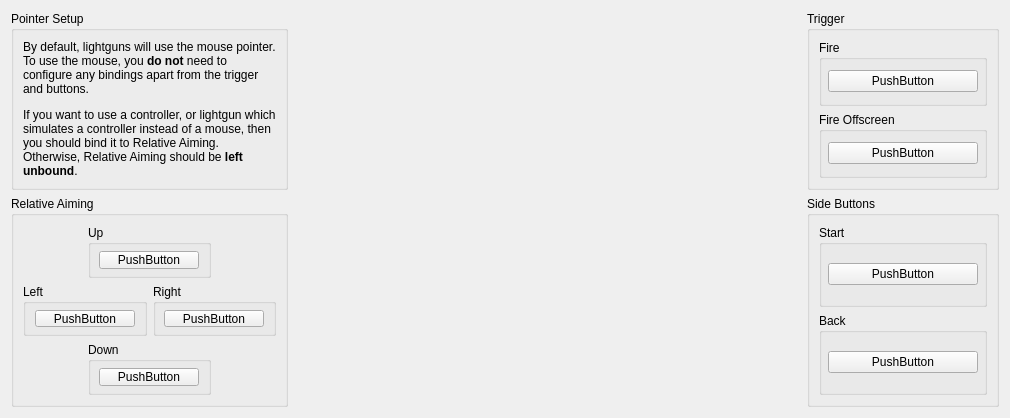
Before: the Qt Designer form src/duckstation-qt/controllerbindingwidget_justifier.ui in kofxi3584karlayang/duckstation, drawn with Qt 5.
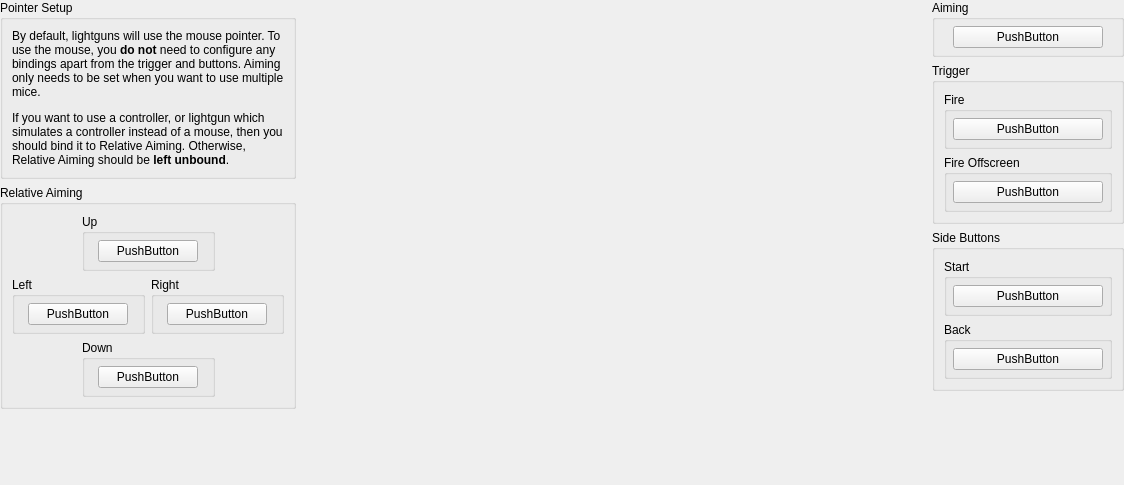
After: the same form once the commit is applied. Icons and pictures are not drawn. Custom widgets are drawn as their Qt base class.

Commit message:
InputManager: Support multiple mice via raw input
Only on Windows for now.

```diff
--- a/src/duckstation-qt/controllerbindingwidget_justifier.ui
+++ b/src/duckstation-qt/controllerbindingwidget_justifier.ui
@@ -6,8 +6,8 @@
    <rect>
     <x>0</x>
     <y>0</y>
-    <width>1010</width>
-    <height>418</height>
+    <width>1124</width>
+    <height>485</height>
    </rect>
   </property>
   <property name="sizePolicy">
@@ -22,204 +22,49 @@
     <height>400</height>
    </size>
   </property>
-  <layout class="QGridLayout" name="gridLayout_2">
-   <item row="0" column="2">
-    <widget class="QGroupBox" name="groupBox">
-     <property name="title">
-      <string>Trigger</string>
-     </property>
-     <layout class="QGridLayout" name="gridLayout_5">
-      <item row="2" column="0" colspan="2">
-       <widget class="QGroupBox" name="groupBox_5">
-        <property name="title">
-         <string>Fire Offscreen</string>
-        </property>
-        <layout class="QGridLayout" name="gridLayout_4">
+  <layout class="QGridLayout" name="gridLayout_3">
          <property name="leftMargin">
-          <number>6</number>
+    <number>0</number>
          </property>
          <property name="topMargin">
-          <number>6</number>
+    <number>0</number>
          </property>
          <property name="rightMargin">
-          <number>6</number>
+    <number>0</number>
          </property>
          <property name="bottomMargin">
-          <number>6</number>
+    <number>0</number>
          </property>
          <item row="0" column="0">
-          <widget class="InputBindingWidget" name="ShootOffscreen">
-           <property name="minimumSize">
-            <size>
-             <width>150</width>
-             <height>0</height>
-            </size>
-           </property>
-           <property name="maximumSize">
-            <size>
-             <width>150</width>
-             <height>16777215</height>
-            </size>
-           </property>
-           <property name="text">
-            <string>PushButton</string>
-           </property>
-          </widget>
-         </item>
-        </layout>
-       </widget>
-      </item>
-      <item row="0" column="0" colspan="2">
-       <widget class="QGroupBox" name="groupBox_2">
+    <layout class="QVBoxLayout" name="verticalLayout_5">
+     <item>
+      <widget class="QGroupBox" name="groupBox_18">
         <property name="title">
-         <string>Fire</string>
-        </property>
-        <layout class="QGridLayout" name="gridLayout">
-         <property name="leftMargin">
-          <number>6</number>
-         </property>
-         <property name="topMargin">
-          <number>6</number>
-         </property>
-         <property name="rightMargin">
-          <number>6</number>
-         </property>
-         <property name="bottomMargin">
-          <number>6</number>
-         </property>
-         <item row="0" column="0">
-          <widget class="InputBindingWidget" name="Trigger">
-           <property name="minimumSize">
-            <size>
-             <width>150</width>
-             <height>0</height>
-            </size>
-           </property>
-           <property name="maximumSize">
-            <size>
-             <width>150</width>
-             <height>16777215</height>
-            </size>
-           </property>
+        <string>Pointer Setup</string>
+       </property>
+       <layout class="QVBoxLayout" name="verticalLayout_6">
+        <item>
+         <widget class="QLabel" name="label_4">
            <property name="text">
-            <string>PushButton</string>
-           </property>
-          </widget>
-         </item>
-        </layout>
-       </widget>
-      </item>
-     </layout>
-    </widget>
-   </item>
-   <item row="2" column="0" colspan="3">
-    <spacer name="verticalSpacer">
-     <property name="orientation">
-      <enum>Qt::Orientation::Vertical</enum>
-     </property>
-     <property name="sizeHint" stdset="0">
-      <size>
-       <width>20</width>
-       <height>40</height>
-      </size>
-     </property>
-    </spacer>
-   </item>
-   <item row="1" column="2">
-    <widget class="QGroupBox" name="groupBox_16">
-     <property name="title">
-      <string>Side Buttons</string>
-     </property>
-     <layout class="QGridLayout" name="gridLayout_16">
-      <item row="2" column="0" colspan="2">
-       <widget class="QGroupBox" name="groupBox_17">
-        <property name="title">
-         <string>Back</string>
-        </property>
-        <layout class="QGridLayout" name="gridLayout_17">
-         <property name="leftMargin">
-          <number>6</number>
-         </property>
-         <property name="topMargin">
-          <number>6</number>
-         </property>
-         <property name="rightMargin">
-          <number>6</number>
-         </property>
-         <property name="bottomMargin">
-          <number>6</number>
-         </property>
-         <item row="0" column="0">
-          <widget class="InputBindingWidget" name="Back">
-           <property name="minimumSize">
-            <size>
-             <width>150</width>
-             <height>0</height>
-            </size>
-           </property>
-           <property name="maximumSize">
-            <size>
-             <width>150</width>
-             <height>16777215</height>
-            </size>
-           </property>
-           <property name="text">
-            <string>PushButton</string>
-           </property>
+           <string>&lt;html&gt;&lt;head/&gt;&lt;body&gt;&lt;p&gt;By default, lightguns will use the mouse pointer. To use the mouse, you &lt;span style=&quot; font-weight:700;&quot;&gt;do not&lt;/span&gt; need to configure any bindings apart from the trigger and buttons. Aiming only needs to be set when you want to use multiple mice.&lt;/p&gt;&lt;p&gt;If you want to use a controller, or lightgun which simulates a controller instead of a mouse, then you should bind it to Relative Aiming. Otherwise, Relative Aiming should be &lt;span style=&quot; font-weight:700;&quot;&gt;left unbound&lt;/span&gt;.&lt;/p&gt;&lt;/body&gt;&lt;/html&gt;</string>
+          </property>
+          <property name="alignment">
+           <set>Qt::AlignmentFlag::AlignLeading|Qt::AlignmentFlag::AlignLeft|Qt::AlignmentFlag::AlignTop</set>
+          </property>
+          <property name="wordWrap">
+           <bool>true</bool>
+          </property>
           </widget>
          </item>
         </layout>
        </widget>
       </item>
-      <item row="0" column="0" colspan="2">
-       <widget class="QGroupBox" name="groupBox_19">
-        <property name="title">
-         <string>Start</string>
-        </property>
-        <layout class="QGridLayout" name="gridLayout_19">
-         <property name="leftMargin">
-          <number>6</number>
-         </property>
-         <property name="topMargin">
-          <number>6</number>
-         </property>
-         <property name="rightMargin">
-          <number>6</number>
-         </property>
-         <property name="bottomMargin">
-          <number>6</number>
-         </property>
-         <item row="0" column="0">
-          <widget class="InputBindingWidget" name="Start">
-           <property name="minimumSize">
-            <size>
-             <width>150</width>
-             <height>0</height>
-            </size>
-           </property>
-           <property name="maximumSize">
-            <size>
-             <width>150</width>
-             <height>16777215</height>
-            </size>
-           </property>
-           <property name="text">
-            <string>PushButton</string>
-           </property>
-          </widget>
-         </item>
-        </layout>
-       </widget>
-      </item>
-     </layout>
-    </widget>
-   </item>
-   <item row="1" column="0">
-    <widget class="QGroupBox" name="groupBox_10">
+     <item>
+      <widget class="QGroupBox" name="groupBox_20">
      <property name="title">
       <string extracomment="Try to use Sony's official terminology for this. A good place to start would be in the console or the DualShock 2's manual. If this element was officially translated to your language by Sony in later DualShocks, you may use that term.">Relative Aiming</string>
      </property>
-     <layout class="QGridLayout" name="gridLayout_11">
+       <layout class="QGridLayout" name="gridLayout_18">
       <item row="3" column="1" colspan="2">
        <widget class="QGroupBox" name="groupBox_11">
         <property name="title">
@@ -260,46 +105,6 @@
         </layout>
        </widget>
       </item>
-      <item row="2" column="0" colspan="2">
-       <widget class="QGroupBox" name="groupBox_12">
-        <property name="title">
-         <string>Left</string>
-        </property>
-        <layout class="QGridLayout" name="gridLayout_13">
-         <property name="leftMargin">
-          <number>6</number>
-         </property>
-         <property name="topMargin">
-          <number>6</number>
-         </property>
-         <property name="rightMargin">
-          <number>6</number>
-         </property>
-         <property name="bottomMargin">
-          <number>6</number>
-         </property>
-         <item row="0" column="0">
-          <widget class="InputBindingWidget" name="RelativeLeft">
-           <property name="minimumSize">
-            <size>
-             <width>100</width>
-             <height>0</height>
-            </size>
-           </property>
-           <property name="maximumSize">
-            <size>
-             <width>100</width>
-             <height>16777215</height>
-            </size>
-           </property>
-           <property name="text">
-            <string notr="true">PushButton</string>
-           </property>
-          </widget>
-         </item>
-        </layout>
-       </widget>
-      </item>
       <item row="0" column="1" colspan="2">
        <widget class="QGroupBox" name="groupBox_13">
         <property name="title">
@@ -340,6 +145,46 @@
         </layout>
        </widget>
       </item>
+        <item row="2" column="0" colspan="2">
+         <widget class="QGroupBox" name="groupBox_22">
+          <property name="title">
+           <string>Left</string>
+          </property>
+          <layout class="QGridLayout" name="gridLayout_21">
+           <property name="leftMargin">
+            <number>6</number>
+           </property>
+           <property name="topMargin">
+            <number>6</number>
+           </property>
+           <property name="rightMargin">
+            <number>6</number>
+           </property>
+           <property name="bottomMargin">
+            <number>6</number>
+           </property>
+           <item row="0" column="0">
+            <widget class="InputBindingWidget" name="RelativeLeft">
+             <property name="minimumSize">
+              <size>
+               <width>100</width>
+               <height>0</height>
+              </size>
+             </property>
+             <property name="maximumSize">
+              <size>
+               <width>100</width>
+               <height>16777215</height>
+              </size>
+             </property>
+             <property name="text">
+              <string notr="true">PushButton</string>
+             </property>
+            </widget>
+           </item>
+          </layout>
+         </widget>
+        </item>
       <item row="2" column="2" colspan="2">
        <widget class="QGroupBox" name="groupBox_14">
         <property name="title">
@@ -383,34 +228,23 @@
      </layout>
     </widget>
    </item>
-   <item row="0" column="1" rowspan="2">
-    <layout class="QGridLayout" name="gridLayout_3">
-     <item row="2" column="1">
-      <spacer name="verticalSpacer_3">
+     <item>
+      <spacer name="verticalSpacer_5">
        <property name="orientation">
         <enum>Qt::Orientation::Vertical</enum>
        </property>
        <property name="sizeHint" stdset="0">
         <size>
-         <width>20</width>
-         <height>40</height>
+         <width>0</width>
+         <height>0</height>
         </size>
        </property>
       </spacer>
+     </item>
+    </layout>
      </item>
      <item row="0" column="1">
-      <spacer name="verticalSpacer_2">
-       <property name="orientation">
-        <enum>Qt::Orientation::Vertical</enum>
-       </property>
-       <property name="sizeHint" stdset="0">
-        <size>
-         <width>20</width>
-         <height>40</height>
-        </size>
-       </property>
-      </spacer>
-     </item>
+    <layout class="QGridLayout" name="gridLayout_2">
      <item row="1" column="0">
       <spacer name="horizontalSpacer">
        <property name="orientation">
@@ -418,13 +252,13 @@
        </property>
        <property name="sizeHint" stdset="0">
         <size>
-         <width>40</width>
-         <height>20</height>
+         <width>35</width>
+         <height>263</height>
         </size>
        </property>
       </spacer>
      </item>
-     <item row="1" column="1">
+     <item row="1" column="1" colspan="2">
       <widget class="QLabel" name="label_3">
        <property name="sizePolicy">
         <sizepolicy hsizetype="Fixed" vsizetype="Fixed">
@@ -449,44 +283,294 @@
        </property>
       </widget>
      </item>
-     <item row="1" column="2">
+     <item row="1" column="3">
       <spacer name="horizontalSpacer_2">
        <property name="orientation">
         <enum>Qt::Orientation::Horizontal</enum>
        </property>
        <property name="sizeHint" stdset="0">
         <size>
-         <width>40</width>
-         <height>20</height>
+         <width>36</width>
+         <height>263</height>
+        </size>
+       </property>
+      </spacer>
+     </item>
+     <item row="0" column="1" colspan="2">
+      <spacer name="verticalSpacer_2">
+       <property name="orientation">
+        <enum>Qt::Orientation::Vertical</enum>
+       </property>
+       <property name="sizeHint" stdset="0">
+        <size>
+         <width>20</width>
+         <height>40</height>
+        </size>
+       </property>
+      </spacer>
+     </item>
+     <item row="2" column="1" colspan="2">
+      <spacer name="verticalSpacer_3">
+       <property name="orientation">
+        <enum>Qt::Orientation::Vertical</enum>
+       </property>
+       <property name="sizeHint" stdset="0">
+        <size>
+         <width>20</width>
+         <height>40</height>
         </size>
        </property>
       </spacer>
      </item>
     </layout>
    </item>
-   <item row="0" column="0">
-    <widget class="QGroupBox" name="groupBox_15">
-     <property name="title">
-      <string>Pointer Setup</string>
-     </property>
+   <item row="0" column="2">
      <layout class="QVBoxLayout" name="verticalLayout">
       <item>
-       <widget class="QLabel" name="label_2">
+      <widget class="QGroupBox" name="groupBox_7">
+       <property name="title">
+        <string>Aiming</string>
+       </property>
+       <layout class="QGridLayout" name="gridLayout_10">
+        <property name="leftMargin">
+         <number>6</number>
+        </property>
+        <property name="topMargin">
+         <number>6</number>
+        </property>
+        <property name="rightMargin">
+         <number>6</number>
+        </property>
+        <property name="bottomMargin">
+         <number>6</number>
+        </property>
+        <item row="0" column="0">
+         <widget class="InputBindingWidget" name="Pointer">
+          <property name="minimumSize">
+           <size>
+            <width>150</width>
+            <height>0</height>
+           </size>
+          </property>
+          <property name="maximumSize">
+           <size>
+            <width>150</width>
+            <height>16777215</height>
+           </size>
+          </property>
         <property name="text">
-         <string>&lt;p&gt;By default, lightguns will use the mouse pointer. To use the mouse, you &lt;strong&gt;do not&lt;/strong&gt; need to configure any bindings apart from the trigger and buttons.&lt;/p&gt;
-
-&lt;p&gt;If you want to use a controller, or lightgun which simulates a controller instead of a mouse, then you should bind it to Relative Aiming. Otherwise, Relative Aiming should be &lt;strong&gt;left unbound&lt;/strong&gt;.&lt;/p&gt;</string>
-        </property>
-        <property name="alignment">
-         <set>Qt::AlignmentFlag::AlignLeading|Qt::AlignmentFlag::AlignLeft|Qt::AlignmentFlag::AlignTop</set>
-        </property>
-        <property name="wordWrap">
-         <bool>true</bool>
-        </property>
+           <string>PushButton</string>
+          </property>
+         </widget>
+        </item>
+       </layout>
+      </widget>
+     </item>
+     <item>
+      <widget class="QGroupBox" name="groupBox_8">
+       <property name="title">
+        <string>Trigger</string>
+       </property>
+       <layout class="QGridLayout" name="gridLayout_24">
+        <item row="2" column="0" colspan="2">
+         <widget class="QGroupBox" name="groupBox_9">
+          <property name="title">
+           <string>Fire Offscreen</string>
+          </property>
+          <layout class="QGridLayout" name="gridLayout_25">
+           <property name="leftMargin">
+            <number>6</number>
+           </property>
+           <property name="topMargin">
+            <number>6</number>
+           </property>
+           <property name="rightMargin">
+            <number>6</number>
+           </property>
+           <property name="bottomMargin">
+            <number>6</number>
+           </property>
+           <item row="0" column="0">
+            <widget class="InputBindingWidget" name="ShootOffscreen">
+             <property name="minimumSize">
+              <size>
+               <width>150</width>
+               <height>0</height>
+              </size>
+             </property>
+             <property name="maximumSize">
+              <size>
+               <width>150</width>
+               <height>16777215</height>
+              </size>
+             </property>
+             <property name="text">
+              <string>PushButton</string>
+             </property>
        </widget>
       </item>
      </layout>
     </widget>
+        </item>
+        <item row="0" column="0" colspan="2">
+         <widget class="QGroupBox" name="groupBox_25">
+          <property name="title">
+           <string>Fire</string>
+          </property>
+          <layout class="QGridLayout" name="gridLayout_26">
+           <property name="leftMargin">
+            <number>6</number>
+           </property>
+           <property name="topMargin">
+            <number>6</number>
+           </property>
+           <property name="rightMargin">
+            <number>6</number>
+           </property>
+           <property name="bottomMargin">
+            <number>6</number>
+           </property>
+           <item row="0" column="0">
+            <widget class="InputBindingWidget" name="Trigger">
+             <property name="minimumSize">
+              <size>
+               <width>150</width>
+               <height>0</height>
+              </size>
+             </property>
+             <property name="maximumSize">
+              <size>
+               <width>150</width>
+               <height>16777215</height>
+              </size>
+             </property>
+             <property name="text">
+              <string>PushButton</string>
+             </property>
+            </widget>
+           </item>
+          </layout>
+         </widget>
+        </item>
+       </layout>
+      </widget>
+     </item>
+     <item>
+      <widget class="QGroupBox" name="groupBox_26">
+       <property name="title">
+        <string>Side Buttons</string>
+       </property>
+       <layout class="QGridLayout" name="gridLayout_27">
+        <item row="2" column="0" colspan="2">
+         <widget class="QGroupBox" name="groupBox_27">
+          <property name="title">
+           <string>Back</string>
+          </property>
+          <layout class="QGridLayout" name="gridLayout_28">
+           <property name="leftMargin">
+            <number>6</number>
+           </property>
+           <property name="topMargin">
+            <number>6</number>
+           </property>
+           <property name="rightMargin">
+            <number>6</number>
+           </property>
+           <property name="bottomMargin">
+            <number>6</number>
+           </property>
+           <item row="0" column="0">
+            <widget class="InputBindingWidget" name="Back">
+             <property name="minimumSize">
+              <size>
+               <width>150</width>
+               <height>0</height>
+              </size>
+             </property>
+             <property name="maximumSize">
+              <size>
+               <width>150</width>
+               <height>16777215</height>
+              </size>
+             </property>
+             <property name="text">
+              <string>PushButton</string>
+             </property>
+            </widget>
+           </item>
+          </layout>
+         </widget>
+        </item>
+        <item row="0" column="0" colspan="2">
+         <widget class="QGroupBox" name="groupBox_28">
+          <property name="title">
+           <string>Start</string>
+          </property>
+          <layout class="QGridLayout" name="gridLayout_29">
+           <property name="leftMargin">
+            <number>6</number>
+           </property>
+           <property name="topMargin">
+            <number>6</number>
+           </property>
+           <property name="rightMargin">
+            <number>6</number>
+           </property>
+           <property name="bottomMargin">
+            <number>6</number>
+           </property>
+           <item row="0" column="0">
+            <widget class="InputBindingWidget" name="Start">
+             <property name="minimumSize">
+              <size>
+               <width>150</width>
+               <height>0</height>
+              </size>
+             </property>
+             <property name="maximumSize">
+              <size>
+               <width>150</width>
+               <height>16777215</height>
+              </size>
+             </property>
+             <property name="text">
+              <string>PushButton</string>
+             </property>
+            </widget>
+           </item>
+          </layout>
+         </widget>
+        </item>
+       </layout>
+      </widget>
+     </item>
+     <item>
+      <spacer name="verticalSpacer_4">
+       <property name="orientation">
+        <enum>Qt::Orientation::Vertical</enum>
+       </property>
+       <property name="sizeHint" stdset="0">
+        <size>
+         <width>0</width>
+         <height>0</height>
+        </size>
+       </property>
+      </spacer>
+     </item>
+    </layout>
+   </item>
+   <item row="1" column="1">
+    <spacer name="verticalSpacer">
+     <property name="orientation">
+      <enum>Qt::Orientation::Vertical</enum>
+     </property>
+     <property name="sizeHint" stdset="0">
+      <size>
+       <width>20</width>
+       <height>40</height>
+      </size>
+     </property>
+    </spacer>
    </item>
   </layout>
  </widget>
```
Left out of the diff: 17 changed lines with no effect on the pictures. Lines whose indentation alone changed are shown as unchanged. The commit also changes 36 other files.
